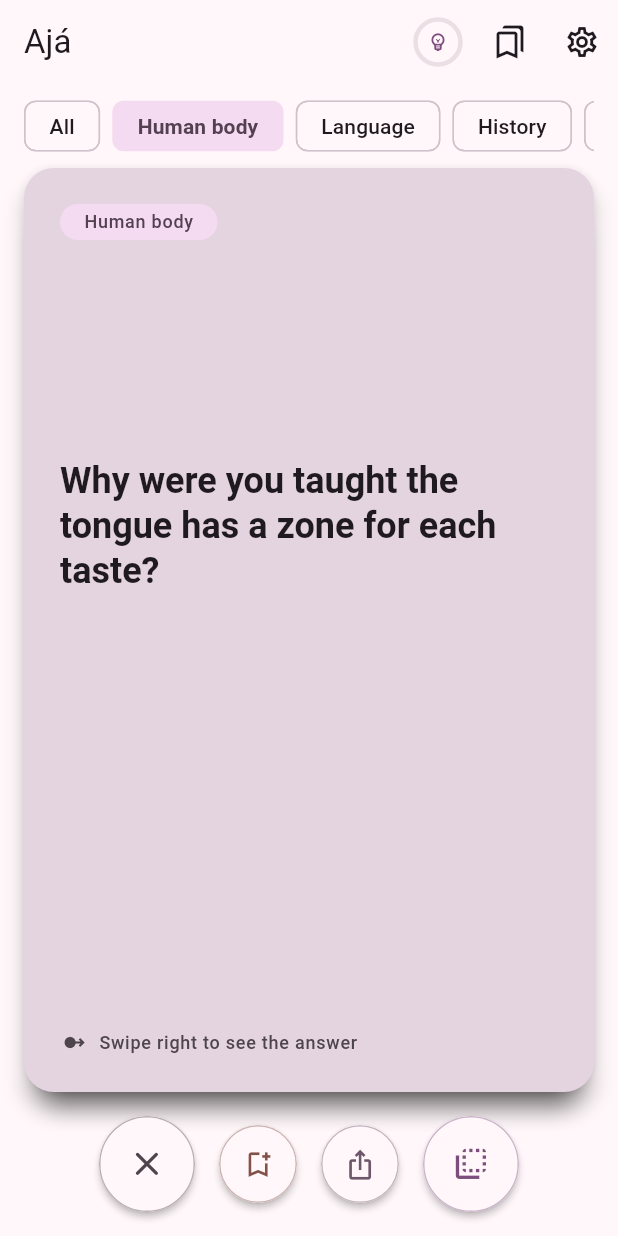
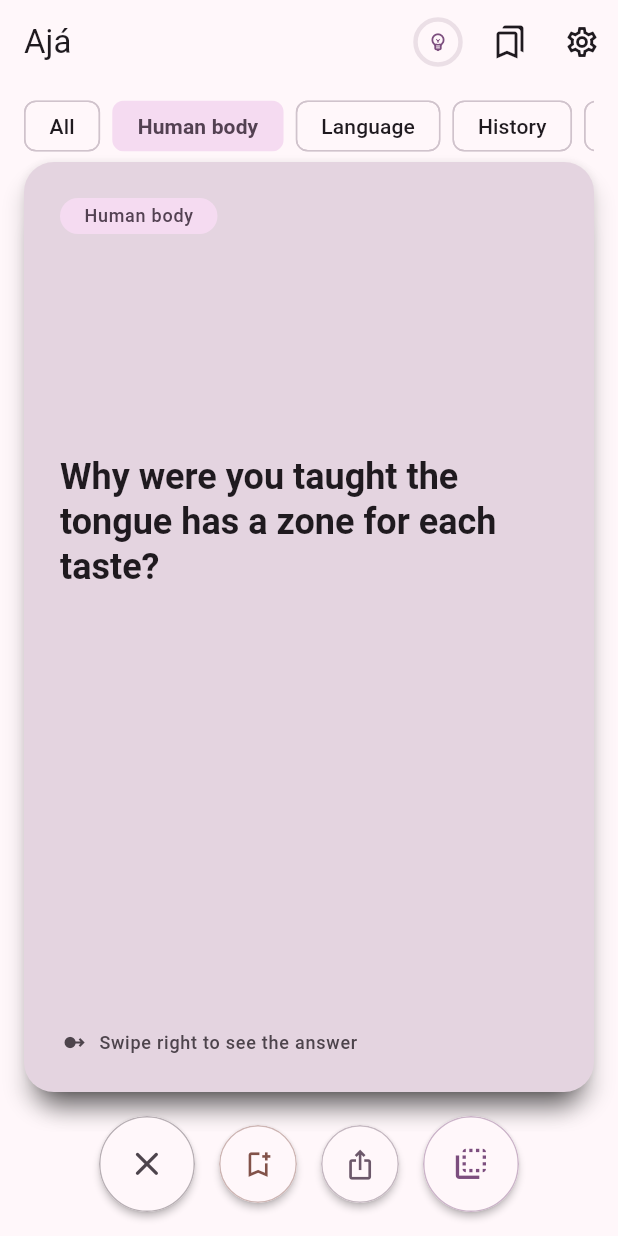
Before and after one commit to alejandrosahonero/app-aja-datos-raros, a Flutter app: the screen it shows after launch, after a tap on "Human body", on a phone screen of 412 x 824 dp. Run offline on Flutter 3.47's test engine with Material 3 defaults, Android fonts, the phone set to English and light mode, and no system bars; our stand-ins replace flutter_local_notifications, flutter_riverpod, flutter_secure_storage, flutter_timezone, go_router, google_mobile_ads and 5 more; generated files the repository leaves out were written again; statements that could not run were skipped.

Commit message:
style(deck): tighten the gaps around the ad banner
Both the chips-to-banner and banner-to-cards gaps were AppSpacing.sm (8),
now AppSpacing.xs (4). Also updates the stale comment above AdDeckCard's
depth builder left over from the depth == 0 gating removed in the
previous commit.

Co-Authored-By: Claude Sonnet 5 <noreply@anthropic.com>

```diff
--- a/lib/features/facts/presentation/screens/deck_screen.dart
+++ b/lib/features/facts/presentation/screens/deck_screen.dart
@@ -125,7 +125,7 @@ class _DeckBodyState extends ConsumerState<_DeckBody> {
           // useful thing the user can do, so the chips must not disappear with
           // the cards.
           const _CategoryChips(),
-          const SizedBox(height: AppSpacing.sm),
+          const SizedBox(height: AppSpacing.xs),
           const _DeckBanner(),
           Expanded(
             child: state.isExhausted
@@ -163,8 +163,9 @@ class _DeckBodyState extends ConsumerState<_DeckBody> {
                   favorited: favorites.contains(fact.id),
                   onTap: isTop ? () => unawaited(_reveal(context, ref)) : null,
                 ),
-                // Depth and not `isTop`: the ad card fetches its creative one
-                // place early so it is not still loading when it arrives.
+                // Depth and not `isTop`: the ad card fetches and renders its
+                // creative as soon as it exists, however deep in the stack, so
+                // it is already playing underneath by the time it arrives.
                 AdItem() => AdDeckCard(depth: depth),
               };
             },
@@ -505,7 +506,7 @@ class _DeckBanner extends StatelessWidget {
         anchored: false,
         // Inside the banner, not around it: an empty slot must cost the deck
         // nothing at all, gap included.
-        padding: EdgeInsets.only(bottom: AppSpacing.sm),
+        padding: EdgeInsets.only(bottom: AppSpacing.xs),
       ),
     );
   }
```
